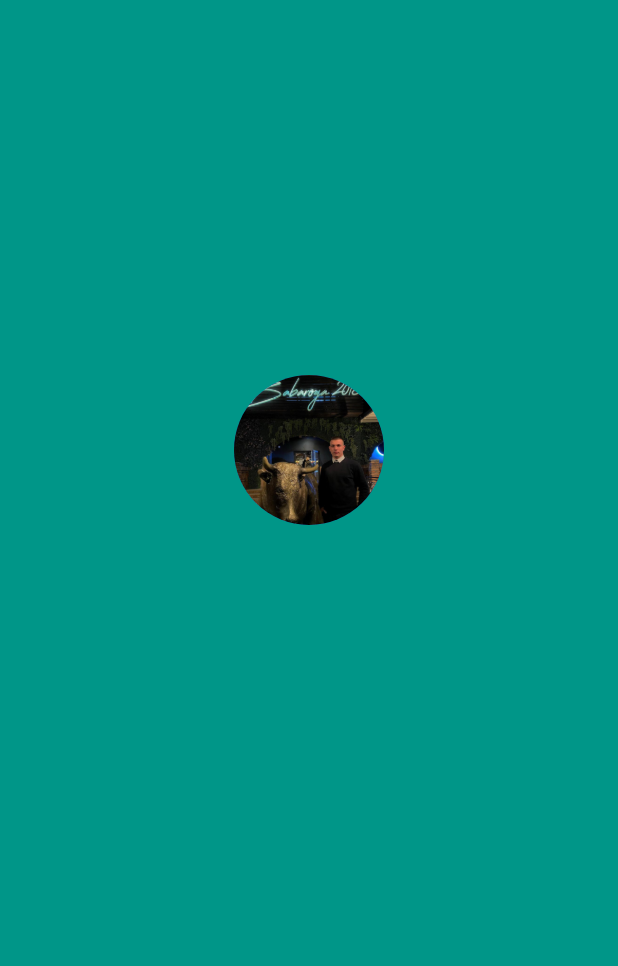
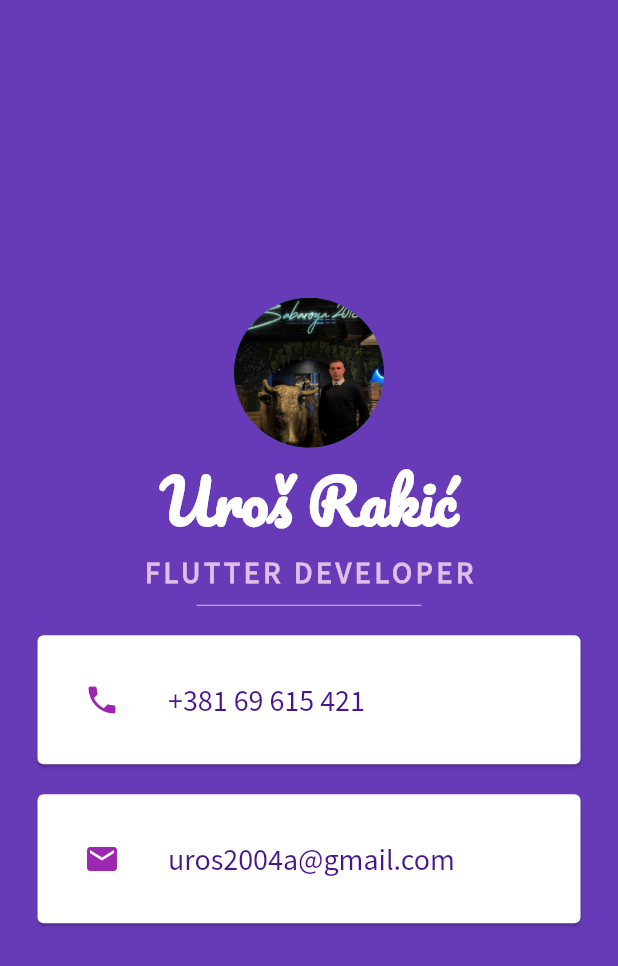
Before and after one commit to rvkic/BusinessCard_Digital, a Flutter app: the screen it shows after launch, on a phone screen of 412 x 824 dp. Shown: the top 966 px of the screen. Run offline on Flutter 3.47's test engine with Material 2 defaults, Android fonts, the phone set to English and light mode, and no system bars.

Commit message:
initial command
BusinessCard - Digital

```diff
--- a/lib/main.dart
+++ b/lib/main.dart
@@ -18,24 +18,83 @@ class homework extends StatelessWidget {
   Widget build(BuildContext context) {
     return MaterialApp(
       home: Scaffold(
-        backgroundColor: Colors.teal,
+        backgroundColor: Colors.deepPurple,
         body: SafeArea(
-          child: Row(
+          child: Column(
             mainAxisAlignment: MainAxisAlignment.center,
-            children: [
-              Column(
-                crossAxisAlignment: CrossAxisAlignment.center,
-                children: <Widget>[
-
-                  Container(
-                    padding: EdgeInsets.only(top: 250.0),
-                    child: CircleAvatar(
-                      backgroundImage:
-                      AssetImage('Images/Avatar.png'),
-                      radius: 50.0,
+            children: <Widget>[
+              CircleAvatar(
+                backgroundImage: AssetImage('Images/Avatar.png'),
+                radius: 50.0,
+              ),
+              Text(
+                'Uroš Rakić',
+                style: TextStyle(
+                    fontFamily: 'Pacifico',
+                    fontSize: 40.0,
+                    color: Colors.white,
+                    fontWeight: FontWeight.bold),
+              ),
+              Text(
+                'FLUTTER DEVELOPER',
+                style: TextStyle(
+                  fontSize: 20.0,
+                  letterSpacing: 2.5,
+                  color: Colors.purple[100],
+                  fontWeight: FontWeight.bold,
+                  fontFamily: 'SourceSansPro',
+                ),
+              ),
+              SizedBox(
+                    height: 20.0,
+                width: 150.0,
+                child: Divider(
+                  color: Colors.purple[100],
+                ),
+              ),
+              Card(
+                color: Colors.white,
+                margin: EdgeInsets.symmetric(vertical: 10.0, horizontal: 25.0),
+                child: Padding(
+                  padding:  EdgeInsets.all(15.0),
+                  child:  ListTile(
+                    leading:
+                    Icon(
+                      Icons.phone,
+                      color: Colors.purple,
+                    ),
+                    title: Text(
+                      '+381 69 615 421',
+                      style: TextStyle(
+                        color: Colors.purple[900],
+                        fontFamily: 'SourceSansPro',
+                        fontSize: 20.0,
+                      ),
                     ),
                   ),
-                ],
+                ),
+              ),
+              Card(
+                color: Colors.white,
+                margin: EdgeInsets.symmetric(vertical: 10.0, horizontal: 25.0),
+                child: Padding(
+                  padding:  EdgeInsets.all(15.0),
+                  child: ListTile(
+                    leading:
+                    Icon(
+                      Icons.mail,
+                      color: Colors.purple,
+                    ),
+                    title: Text(
+                      'uros2004a@gmail.com',
+                      style: TextStyle(
+                        color: Colors.purple[900],
+                        fontFamily: 'SourceSansPro',
+                        fontSize: 20.0,
+                      ),
+                    ),
+                  ),
+                ),
               ),
             ],
           ),
```
Also changed, not shown: pubspec.yaml (+7 -13 lines), fonts/Pacifico-Regular.ttf (added), fonts/SourceSansPro-Regular.ttf (added), 19 other files.
